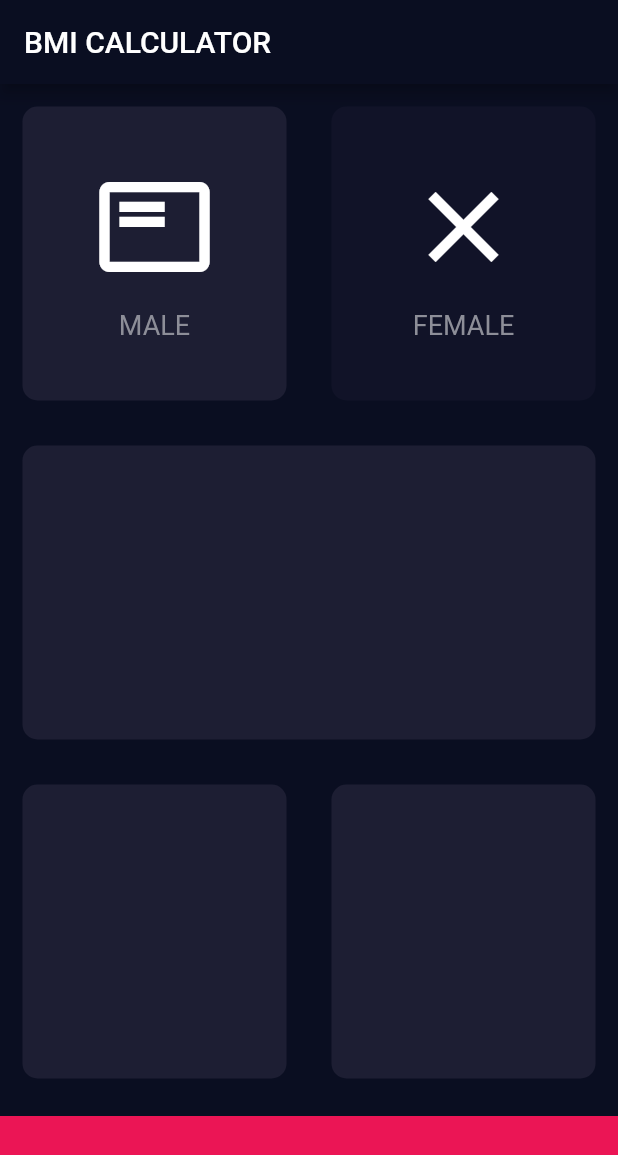
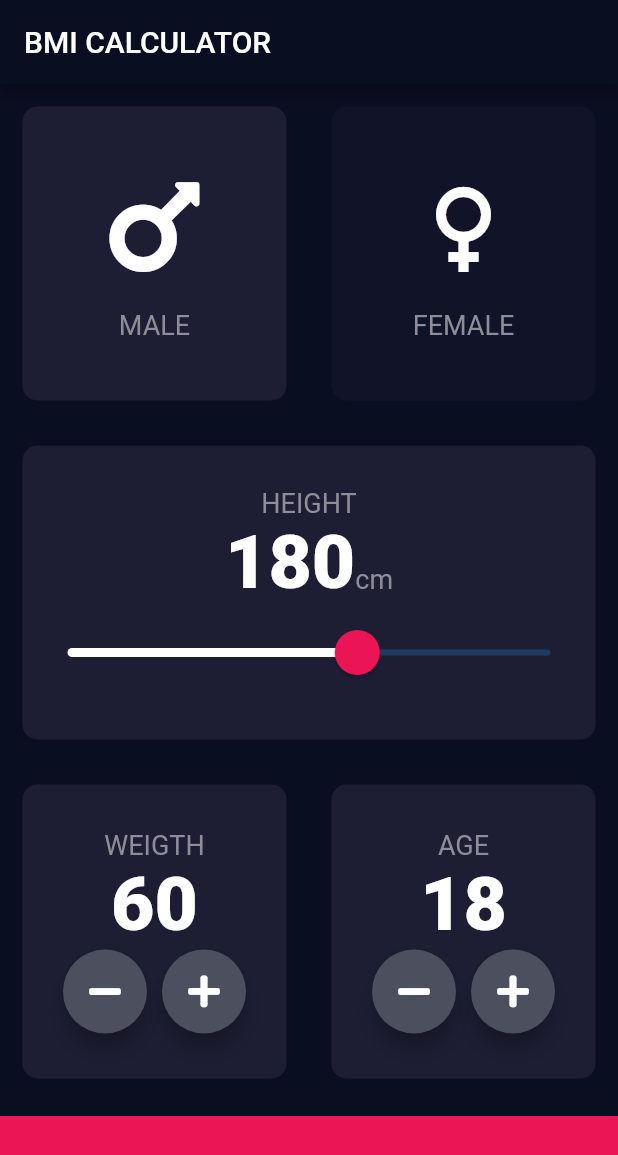
Before and after one commit to Perveev/bmi_calculator, a Flutter app: the screen it shows after launch, after a tap on "MALE", on a phone screen of 412 x 824 dp. Shown: the top 1155 px of the screen. Run offline on Flutter 3.47's test engine with Material 2 defaults, Android fonts, the phone set to English and light mode, and no system bars; our stand-ins replace font_awesome_flutter.

Commit message:
add constants.dart, add calculate_widget.dart add slider height

```diff
--- a/lib/Icon_content.dart
+++ b/lib/Icon_content.dart
@@ -1,4 +1,6 @@
 import 'package:flutter/material.dart';
+
+import 'constants.dart';
 
 class IconContent extends StatelessWidget {
   final IconData icon;
@@ -20,10 +22,7 @@ class IconContent extends StatelessWidget {
         ),
         Text(
           label,
-          style: TextStyle(
-            fontSize: 18.0,
-            color: Color(0xFF8D8E98),
-          ),
+          style: kLabelTextStyle,
         )
       ],
     );
--- /dev/null
+++ b/lib/calculate_widget.dart
@@ -0,0 +1,71 @@
+import 'package:bmi_calculator/reusable_card.dart';
+import 'package:bmi_calculator/round_icon_button.dart';
+import 'package:flutter/material.dart';
+import 'package:font_awesome_flutter/font_awesome_flutter.dart';
+
+import 'constants.dart';
+
+class CalculateWidget extends StatefulWidget {
+  final String label;
+  final int number;
+  final Function onPressAdd;
+  final Function onPressDec;
+
+  CalculateWidget(this.label, this.number, this.onPressAdd, this.onPressDec);
+
+  @override
+  _CalculateWidgetState createState() =>
+      _CalculateWidgetState(label, number, onPressAdd, onPressDec);
+}
+
+class _CalculateWidgetState extends State<CalculateWidget> {
+  _CalculateWidgetState(
+      this.label, this.number, this.onPressAdd, this.onPressDec);
+
+  final Function onPressAdd;
+  final Function onPressDec;
+  final String label;
+  int number;
+
+  @override
+  Widget build(BuildContext context) {
+    return Expanded(
+      child: ReusableCard(
+        colour: kActiveCardColor,
+        cardChild: Column(
+          mainAxisAlignment: MainAxisAlignment.center,
+          children: [
+            Text(
+              label,
+              style: kLabelTextStyle,
+            ),
+            Text(
+              number.toString(),
+              style: kNumberLabelStyle,
+            ),
+            Row(
+              mainAxisAlignment: MainAxisAlignment.center,
+              children: [
+                RoundIconButton(
+                    icon: FontAwesomeIcons.minus,
+                    onPress: () {
+                      onPressDec();
+                      number--;
+                    }),
+                SizedBox(
+                  width: 10.0,
+                ),
+                RoundIconButton(
+                    icon: FontAwesomeIcons.plus,
+                    onPress: () {
+                      onPressAdd();
+                      number++;
+                    }),
+              ],
+            )
+          ],
+        ),
+      ),
+    );
+  }
+}
--- /dev/null
+++ b/lib/constants.dart
@@ -0,0 +1,25 @@
+
+import 'package:flutter/material.dart';
+
+const kHeightSliderMin = 120.0;
+const kHeightSliderMax = 220.0;
+const kHeightRoundIconButton = 56.0;
+const kWidthRoundIconButton = 56.0;
+const kBottonContainerHeight = 80.0;
+const kActiveCardColor = Color(0xFF1D1E33);
+const kInactiveCardColor = Color(0xFF111328);
+const kBottomContainerColor = Color(0xFFEB1555);
+const kSliderActiveColor = Color(0xFFEB1555);
+const kSliderOverlayColor = Color(0x29EB1555);
+const kRoundIconButtonBackground = Color(0xFF4C4F5E);
+
+const kLabelTextStyle = TextStyle(
+  fontSize: 18.0,
+  color: Color(0xFF8D8E98),
+);
+
+const kNumberLabelStyle = TextStyle(
+  fontSize: 50.0,
+  fontWeight: FontWeight.w900,
+  color: Colors.white,
+);
--- a/lib/input_page.dart
+++ b/lib/input_page.dart
@@ -1,15 +1,14 @@
+import 'package:bmi_calculator/calculate_widget.dart';
 import 'package:bmi_calculator/reusable_card.dart';
+import 'package:bmi_calculator/round_icon_button.dart';
+import 'package:flutter/cupertino.dart';
 import 'package:flutter/material.dart';
+import 'package:font_awesome_flutter/font_awesome_flutter.dart';
 
 import 'Icon_content.dart';
+import 'constants.dart';
 
-
-const bottonContainerHeight = 80.0;
-const activeCardColour = Color(0xFF1D1E33);
-const inactiveCardColour = Color(0xFF111328);
-const bottomContainerColour = Color(0xFFEB1555);
-
-enum Gender{
+enum Gender {
   male,
   female,
 }
@@ -19,27 +18,19 @@ class InputPage extends StatefulWidget {
   _InputPageState createState() => _InputPageState();
 }
 
+class valueWrapper {
+  var value;
+
+  valueWrapper(this.value);
+
+  int getData() => value;
+}
+
 class _InputPageState extends State<InputPage> {
-  Color maleCardColour = inactiveCardColour;
-  Color femaleCardColour = inactiveCardColour;
-
-  void updateColour(Gender selectedGender) {
-    if (selectedGender == Gender.male) {
-      if (maleCardColour == inactiveCardColour) {
-        maleCardColour = activeCardColour;
-        femaleCardColour = inactiveCardColour;
-      } else {
-        maleCardColour = inactiveCardColour;
-      }
-    } else {
-      if (femaleCardColour == inactiveCardColour) {
-        femaleCardColour = activeCardColour;
-        maleCardColour = inactiveCardColour;
-      } else {
-        femaleCardColour = inactiveCardColour;
-      }
-    }
-  }
+  late Gender? selectedgender = null;
+  int heightUser = 180;
+  int weightUser = 60;
+  int ageUser = 18;
 
   @override
   Widget build(BuildContext context) {
@@ -49,37 +40,37 @@ class _InputPageState extends State<InputPage> {
       ),
       body: Center(
         child: Column(
+          crossAxisAlignment: CrossAxisAlignment.stretch,
           children: [
             Expanded(
               child: Row(
                 children: [
                   Expanded(
-                    child: GestureDetector(
-                      onTap: () {
+                    child: ReusableCard(
+                      onPress: () {
                         setState(() {
-                          updateColour(Gender.male);
+                          selectedgender = Gender.male;
                         });
                       },
-                      child: ReusableCard(
-                        colour: maleCardColour,
-                        cardChild: IconContent(
-                            icon: Icons.featured_play_list_outlined,
-                            label: 'MALE'),
-                      ),
+                      colour: selectedgender == Gender.male
+                          ? kActiveCardColor
+                          : kInactiveCardColor,
+                      cardChild: IconContent(
+                          icon: FontAwesomeIcons.mars, label: 'MALE'),
                     ),
                   ),
                   Expanded(
-                    child: GestureDetector(
-                      onTap: () {
+                    child: ReusableCard(
+                      onPress: () {
                         setState(() {
-                          updateColour(Gender.female);
+                          selectedgender = Gender.female;
                         });
                       },
-                      child: ReusableCard(
-                        colour: femaleCardColour,
-                        cardChild:
-                            IconContent(icon: Icons.clear, label: 'FEMALE'),
-                      ),
+                      colour: selectedgender == Gender.female
+                          ? kActiveCardColor
+                          : kInactiveCardColor,
+                      cardChild:
+                          IconContent(icon: Icons.female, label: 'FEMALE'),
                     ),
                   ),
                 ],
@@ -87,36 +78,127 @@ class _InputPageState extends State<InputPage> {
             ),
             Expanded(
               child: ReusableCard(
-                colour: activeCardColour,
+                colour: kActiveCardColor,
+                cardChild: Column(
+                  mainAxisAlignment: MainAxisAlignment.center,
+                  children: [
+                    Text(
+                      'HEIGHT',
+                      style: kLabelTextStyle,
+                    ),
+                    Row(
+                      mainAxisAlignment: MainAxisAlignment.center,
+                      crossAxisAlignment: CrossAxisAlignment.baseline,
+                      textBaseline: TextBaseline.alphabetic,
+                      children: [
+                        Text(
+                          heightUser.toString(),
+                          style: kNumberLabelStyle,
+                        ),
+                        Text(
+                          'cm',
+                          style: kLabelTextStyle,
+                        ),
+                      ],
+                    ),
+                    SliderTheme(
+                      data: SliderTheme.of(context).copyWith(
+                        activeTrackColor: Colors.white,
+                        thumbColor: kSliderActiveColor,
+                        overlayColor: kSliderOverlayColor,
+                        thumbShape:
+                            RoundSliderThumbShape(enabledThumbRadius: 15.0),
+                        overlayShape:
+                            RoundSliderOverlayShape(overlayRadius: 30.0),
+                      ),
+                      child: Slider(
+                        value: heightUser.toDouble(),
+                        min: kHeightSliderMin,
+                        max: kHeightSliderMax,
+                        onChanged: (double newValue) {
+                          setState(() {
+                            heightUser = newValue.round();
+                          });
+                        },
+                      ),
+                    ),
+                  ],
+                ),
               ),
             ),
             Expanded(
               child: Row(
                 children: [
-                  Expanded(
+                  /*Expanded(
                     child: ReusableCard(
-                      colour: activeCardColour,
+                      colour: kActiveCardColor,
+                      cardChild: Column(
+                        mainAxisAlignment: MainAxisAlignment.center,
+                        children: [
+                          Text(
+                            'WEIGHT',
+                            style: kLabelTextStyle,
+                          ),
+                          Text(
+                            weightUser.toString(),
+                            style: kNumberLabelStyle,
+                          ),
+                          Row(
+                            mainAxisAlignment: MainAxisAlignment.center,
+                            children: [
+                              RoundIconButton(
+                                  icon: FontAwesomeIcons.minus,
+                                  onPress: () {
+                                    setState(() {
+                                      weightUser--;
+                                    });
+                                  }),
+                              SizedBox(
+                                width: 10.0,
+                              ),
+                              RoundIconButton(
+                                  icon: FontAwesomeIcons.plus,
+                                  onPress: () {
+                                    setState(() {
+                                      weightUser++;
+                                    });
+                                  }),
+                            ],
+                          )
+                        ],
+                      ),
                     ),
-                  ),
-                  Expanded(
-                    child: ReusableCard(
-                      colour: activeCardColour,
-                    ),
-                  ),
+                  ),*/
+                  CalculateWidget('WEIGTH', weightUser, () {
+                    setState(() {
+                      weightUser++;
+                    });
+                  }, () {
+                    setState(() {
+                      weightUser--;
+                    });
+                  }),
+                  CalculateWidget('AGE', ageUser, () {
+                    setState(() {
+                      ageUser++;
+                    });
+                  }, () {
+                    setState(() {
+                      ageUser--;
+                    });
+                  }),
                 ],
               ),
             ),
             Container(
-              color: bottomContainerColour,
+              color: kBottomContainerColor,
               margin: EdgeInsets.only(top: 10.0),
               width: double.infinity,
-              height: bottonContainerHeight,
-            )
+              height: kBottonContainerHeight,
+            ),
           ],
         ),
       ),
     );
   }
 }
-
-//Color(0xFF1D1E33)
--- a/lib/reusable_card.dart
+++ b/lib/reusable_card.dart
@@ -3,17 +3,21 @@ import 'package:flutter/material.dart';
 class ReusableCard extends StatelessWidget {
   final Color colour;
   final Widget? cardChild;
+  final void Function()? onPress;
 
-  ReusableCard({required this.colour, this.cardChild});
+  ReusableCard({required this.colour, this.cardChild, this.onPress});
 
   @override
   Widget build(BuildContext context) {
-    return Container(
-      child: cardChild,
-      margin: EdgeInsets.all(15.0),
-      decoration: BoxDecoration(
-        color: colour,
-        borderRadius: BorderRadius.circular(10.0),
+    return GestureDetector(
+      onTap: onPress,
+      child: Container(
+        child: cardChild,
+        margin: EdgeInsets.all(15.0),
+        decoration: BoxDecoration(
+          color: colour,
+          borderRadius: BorderRadius.circular(10.0),
+        ),
       ),
     );
   }
--- /dev/null
+++ b/lib/round_icon_button.dart
@@ -0,0 +1,29 @@
+import 'package:bmi_calculator/constants.dart';
+import 'package:flutter/material.dart';
+
+class RoundIconButton extends StatelessWidget {
+  final IconData icon;
+  final Function onPress;
+
+  RoundIconButton({required this.icon, required this.onPress});
+
+  @override
+  Widget build(BuildContext context) {
+    return RawMaterialButton(
+        child: Icon(
+          icon,
+          color: Colors.white,),
+        onPressed: ()
+    {
+      onPress();
+    },
+    elevation: 6.0,
+    constraints: BoxConstraints.tightFor(
+    height: kHeightRoundIconButton,
+    width: kWidthRoundIconButton,
+    ),
+    shape: CircleBorder(),
+    fillColor: kRoundIconButtonBackground,
+    );
+  }
+}
--- a/pubspec.yaml
+++ b/pubspec.yaml
@@ -11,6 +11,7 @@ dependencies:
     sdk: flutter
 
   cupertino_icons: ^0.1.2
+  font_awesome_flutter: ^9.0.0
 
 dev_dependencies:
   flutter_test:
```
Also changed, not shown: pubspec.lock, 4 other files.
